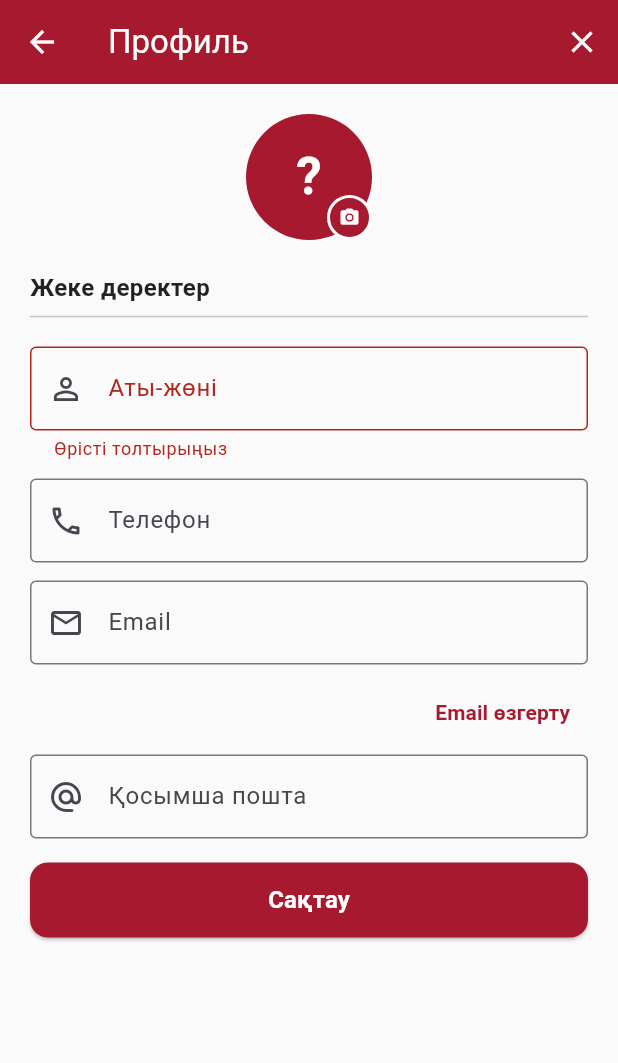
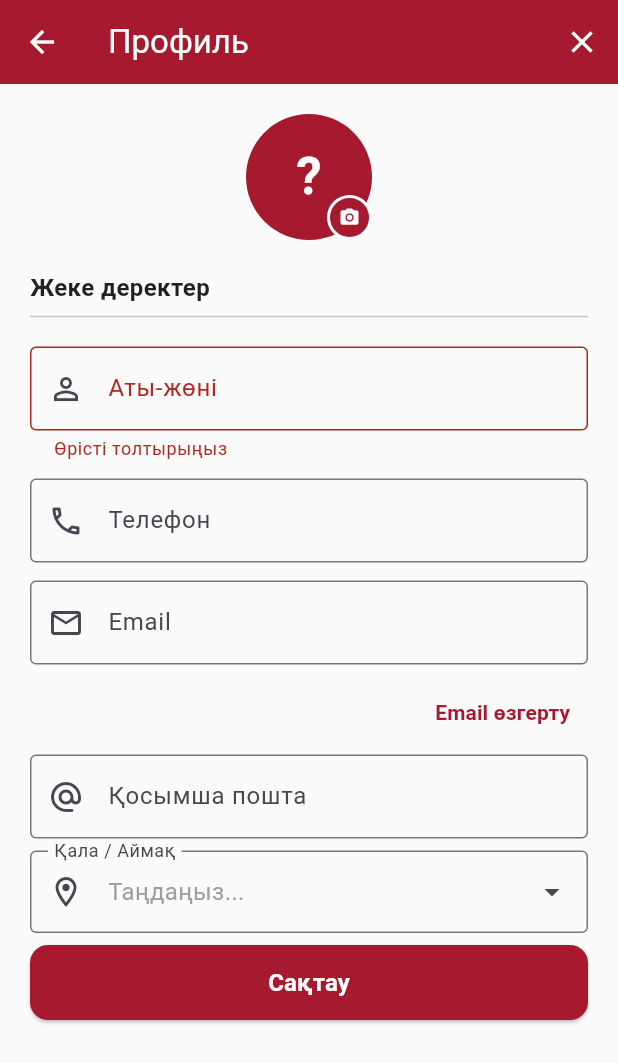
Before and after one commit to abeldinovtm-creator/applawyer, a Flutter app: the ProfileScreen screen opened directly, after a tap on the "edit" icon, after a tap on "Сақтау", on a phone screen of 412 x 824 dp. Shown: the top 1063 px of the screen. Run offline on Flutter 3.47's test engine with Material 3 defaults, Android fonts, the phone set to English and light mode, and no system bars; our stand-ins replace easy_localization, firebase_core, firebase_messaging, image_picker, speech_to_text, supabase_flutter; missing offline and left inert: dart:html; accounts and stored records are empty; network calls fail.

Commit message:
fix: регион теперь сохраняется и отображается в профиле клиента, а не только юриста
Co-Authored-By: Claude Sonnet 5 <noreply@anthropic.com>

```diff
--- a/lib/profile_screen.dart
+++ b/lib/profile_screen.dart
@@ -214,7 +214,7 @@ class _ProfileScreenState extends State<ProfileScreen> {
         'full_name': _nameCtrl.text.trim(),
         'phone': _phoneCtrl.text.trim(),
         'backup_email': _backupEmailCtrl.text.trim(),
-        if (_isLawyer) 'city': _selectedRegion,
+        'city': _selectedRegion,
         if (_isLawyer) 'lawyer_subtype': _lawyerSubtype,
         if (_isLawyer) 'experience_years': int.tryParse(_expCtrl.text) ?? 0,
         if (_isLawyer) 'about': _aboutCtrl.text.trim(),
@@ -442,10 +442,10 @@ class _ProfileScreenState extends State<ProfileScreen> {
                       _infoRow(Icons.phone_outlined, 'profile.phone'.tr(), _phoneCtrl.text),
                       _infoRow(Icons.email_outlined, 'profile.email'.tr(), _emailCtrl.text),
                       _infoRow(Icons.alternate_email_rounded, 'profile.backup_email'.tr(), _backupEmailCtrl.text),
+                      _infoRow(Icons.location_on_outlined, 'profile.city'.tr(), _selectedRegion),
                       if (_isLawyer) ...[
                         _infoRow(Icons.gavel_outlined, 'auth.specialization'.tr(), _subtypeName()),
                         _infoRow(Icons.badge_outlined, 'profile.iin'.tr(), _iinCtrl.text),
-                        _infoRow(Icons.location_on_outlined, 'profile.city'.tr(), _selectedRegion),
                         _infoRow(Icons.work_history_outlined, 'profile.experience'.tr(), _expCtrl.text),
                         _infoRow(Icons.description_outlined, 'profile.about'.tr(), _aboutCtrl.text),
                       ],
@@ -513,6 +513,29 @@ class _ProfileScreenState extends State<ProfileScreen> {
                       ),
 
                       const SizedBox(height: 8),
+
+                      // Регион — пикер (доступен и клиенту, и юристу)
+                      InkWell(
+                        onTap: _pickRegion,
+                        borderRadius: BorderRadius.circular(4),
+                        child: InputDecorator(
+                          decoration: InputDecoration(
+                            labelText: 'profile.city'.tr(),
+                            prefixIcon: const Icon(Icons.location_on_outlined),
+                            suffixIcon: const Icon(Icons.arrow_drop_down),
+                            border: const OutlineInputBorder(),
+                          ),
+                          child: Text(
+                            _selectedRegion.isNotEmpty
+                                ? _selectedRegion
+                                : 'profile.city_select'.tr(),
+                            style: TextStyle(
+                              fontSize: 16,
+                              color: _selectedRegion.isNotEmpty ? Colors.black87 : Colors.grey,
+                            ),
+                          ),
+                        ),
+                      ),
 
                       // Поля только для юристов/адвокатов/ЧСИ/нотариусов
                       if (_isLawyer) ...[
```
